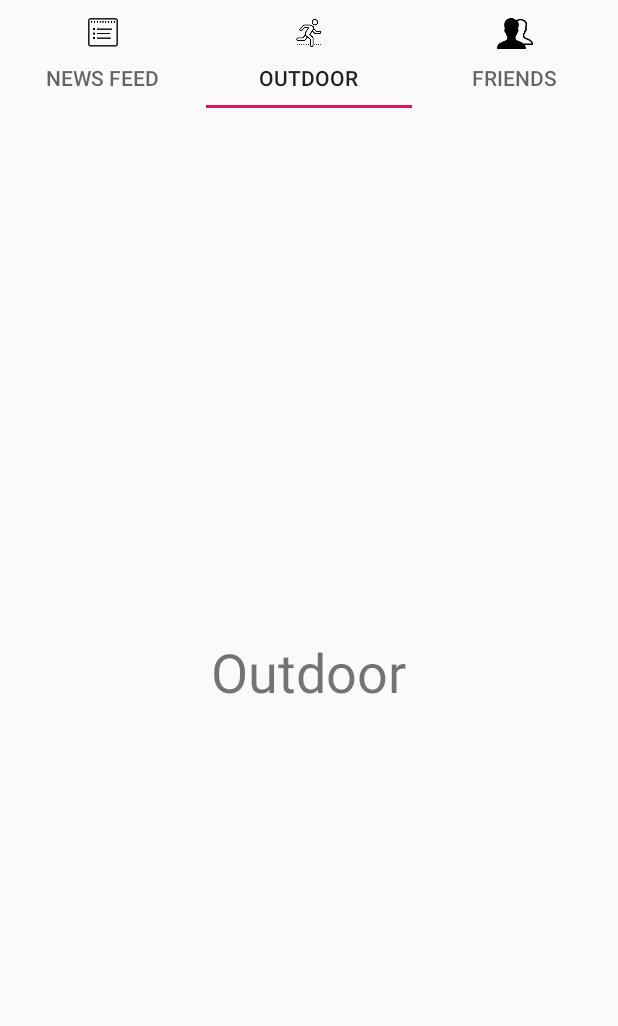
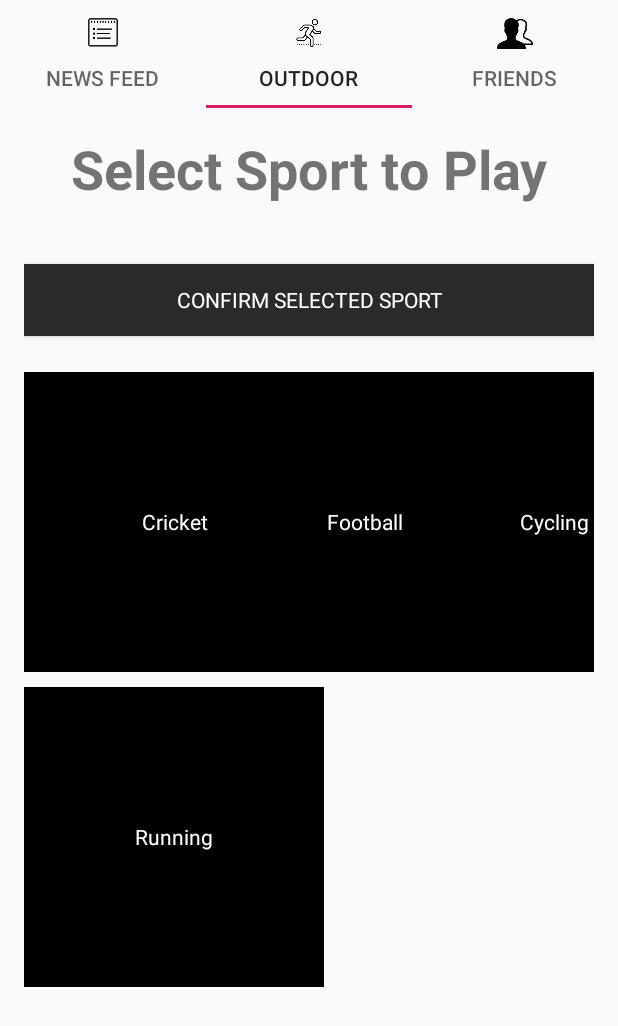
Before and after one commit to vaibhavr4/Out_fit_Android_App, an Android app: the MaterialTabActivity screen opened directly, with no data from a screen before it, tab 2 chosen, on a phone screen of 412 x 824 dp. Shown: the top 1026 px of the screen. Run offline under Robolectric (Android 15) with nearby library versions, the phone set to English and light mode, and no system bars; Roboto replaces fonts that are not available here.

Commit message:
Merged outdoor with material tab

```diff
--- a/app/src/main/AndroidManifest.xml
+++ b/app/src/main/AndroidManifest.xml
@@ -9,7 +9,7 @@
         android:roundIcon="@mipmap/ic_launcher_round"
         android:supportsRtl="true"
         android:theme="@style/AppTheme">
-        <activity android:name=".OutDoorSportSelect" />
+        <activity android:name=".OutdoorMapActivity"></activity>
         <activity android:name=".MaterialTabActivity" />
         <activity android:name=".SportsGrid" />
         <activity android:name=".LogoSplash">
--- a/app/src/main/java/com/vaibhav/out_fit/Tab2Fragment.java
+++ b/app/src/main/java/com/vaibhav/out_fit/FriendsTabFragment.java
@@ -6,10 +6,10 @@ import android.view.LayoutInflater;
 import android.view.View;
 import android.view.ViewGroup;
 
-public class Tab2Fragment extends Fragment {
+public class FriendsTabFragment extends Fragment {
 
     @Override
     public View onCreateView(LayoutInflater inflater, ViewGroup container, Bundle savedInstanceState) {
-        return inflater.inflate(R.layout.activity_tab2_fragment, container, false);
+        return inflater.inflate(R.layout.fragment_friends_layout, container, false);
     }
 }
--- a/app/src/main/java/com/vaibhav/out_fit/LogoSplash.java
+++ b/app/src/main/java/com/vaibhav/out_fit/LogoSplash.java
@@ -7,7 +7,7 @@ import android.os.Bundle;
 
 public class LogoSplash extends AppCompatActivity {
 
-    private final int SPLASH_DISPLAY_LENGTH = 800;
+    private final int SPLASH_DISPLAY_LENGTH = 4000;
     Handler handler;
     @Override
     protected void onCreate(Bundle savedInstanceState) {
--- a/app/src/main/java/com/vaibhav/out_fit/MaterialTabActivity.java
+++ b/app/src/main/java/com/vaibhav/out_fit/MaterialTabActivity.java
@@ -4,7 +4,6 @@ import android.support.v7.app.AppCompatActivity;
 import android.os.Bundle;
 import android.support.design.widget.TabLayout;
 import android.support.v4.view.ViewPager;
-import android.support.v7.app.AppCompatActivity;
 
 public class MaterialTabActivity extends AppCompatActivity {
 
@@ -20,9 +19,9 @@ public class MaterialTabActivity extends AppCompatActivity {
         viewPager = (ViewPager) findViewById(R.id.viewPager);
         tabLayout = (TabLayout) findViewById(R.id.tabLayout);
         adapter = new MaterialTabAdapter(getSupportFragmentManager());
-        adapter.addFragment(new Tab1Fragment(), getResources().getString(R.string.tab1));
-        adapter.addFragment(new Tab2Fragment(), getResources().getString(R.string.tab2));
-        adapter.addFragment(new Tab3Fragment(), getResources().getString(R.string.tab3));
+        adapter.addFragment(new NewsFeedTabFragment(), getResources().getString(R.string.tab1));
+        adapter.addFragment(new OutdoorTabFragment(), getResources().getString(R.string.tab2));
+        adapter.addFragment(new FriendsTabFragment(), getResources().getString(R.string.tab3));
         viewPager.setAdapter(adapter);
         tabLayout.setupWithViewPager(viewPager);
         setIcons();
--- a/app/src/main/java/com/vaibhav/out_fit/Tab3Fragment.java
+++ b/app/src/main/java/com/vaibhav/out_fit/NewsFeedTabFragment.java
@@ -6,10 +6,10 @@ import android.view.LayoutInflater;
 import android.view.View;
 import android.view.ViewGroup;
 
-public class Tab3Fragment extends Fragment {
+public class NewsFeedTabFragment extends Fragment {
 
     @Override
     public View onCreateView(LayoutInflater inflater, ViewGroup container, Bundle savedInstanceState) {
-        return inflater.inflate(R.layout.activity_tab3_fragment, container, false);
+        return inflater.inflate(R.layout.fragment_newsfeed_layout, container, false);
     }
 }
--- a/app/src/main/java/com/vaibhav/out_fit/OutDoorSportSelect.java
+++ b/app/src/main/java/com/vaibhav/out_fit/OutdoorTabFragment.java
@@ -3,23 +3,20 @@ package com.vaibhav.out_fit;
 import android.content.Context;
 import android.content.Intent;
 import android.graphics.Color;
-import android.support.v7.app.AppCompatActivity;
 import android.os.Bundle;
-import android.util.Log;
+import android.support.v4.app.Fragment;
 import android.view.Gravity;
+import android.view.LayoutInflater;
 import android.view.View;
 import android.view.ViewGroup;
 import android.widget.AdapterView;
-import android.widget.ArrayAdapter;
 import android.widget.BaseAdapter;
 import android.widget.GridView;
 import android.widget.TextView;
-import android.widget.Toast;
 
 import java.util.ArrayList;
 
-public class OutDoorSportSelect extends AppCompatActivity {
-
+public class OutdoorTabFragment extends Fragment {
     private GridView gridView;
     private View btnGo;
     String[] itemsName;
@@ -28,15 +25,18 @@ public class OutDoorSportSelect extends AppCompatActivity {
     TextView GridViewItems,BackSelectedItem;
     int backposition = -1;
 
-    @Override
-    protected void onCreate(Bundle savedInstanceState) {
+public OutdoorTabFragment(){}
+    public void onViewCreated(View view, Bundle savedInstanceState) {
         super.onCreate(savedInstanceState);
-        setContentView(R.layout.activity_out_door_sport_select);
-        ArrayList<String> selectedSports = getIntent().getStringArrayListExtra("SELECTED_LETTER");
+        ArrayList<String> selectedSports = new ArrayList();
+        selectedSports.add("Cricket");
+        selectedSports.add("Football");
+        selectedSports.add("Cycling");
+        selectedSports.add("Running");
         itemsName = selectedSports.toArray(new String[0]);
-        gridView = (GridView) findViewById(R.id.outdoorSportsGrid);
-        btnGo = findViewById(R.id.outdoorSportsButton);
-        gridView.setAdapter(new TextAdapter(this));
+        gridView = (GridView) view.findViewById(R.id.outdoorSportsGrid);
+        btnGo = view.findViewById(R.id.outdoorSportsButton);
+        gridView.setAdapter(new TextAdapter(getActivity()));
         gridView.setOnItemClickListener(new AdapterView.OnItemClickListener() {
             @Override
             public void onItemClick(AdapterView<?> parent, View view,
@@ -62,15 +62,15 @@ public class OutDoorSportSelect extends AppCompatActivity {
         btnGo.setOnClickListener(new View.OnClickListener() {
             @Override
             public void onClick(View v) {
-                Intent intent = new Intent(OutDoorSportSelect.this, OutdoorMapFragment.class);
-                intent.putExtra("SELECTED_LETTER", selectedString);
+                Intent intent = new Intent(getActivity(), OutdoorMapActivity.class);
+                intent.putExtra("SPORT", selectedString);
                 startActivity(intent);
             }
         });
 
     }
 
-    private class TextAdapter extends BaseAdapter
+    public class TextAdapter extends BaseAdapter
     {
         Context context;
 
@@ -108,4 +108,10 @@ public class OutDoorSportSelect extends AppCompatActivity {
             return text;
         }
     }
+
+
+    @Override
+    public View onCreateView(LayoutInflater inflater, ViewGroup container, Bundle savedInstanceState) {
+        return inflater.inflate(R.layout.fragment_outdoor_layout, container, false);
+    }
 }
--- a/app/src/main/java/com/vaibhav/out_fit/SportsGrid.java
+++ b/app/src/main/java/com/vaibhav/out_fit/SportsGrid.java
@@ -49,9 +49,7 @@ public class SportsGrid extends AppCompatActivity {
             public void onClick(View v) {
                 Intent intent = new Intent(SportsGrid.this, MaterialTabActivity.class);
                 intent.putStringArrayListExtra("SELECTED_SPORTS", selectedStrings);
-//                 Intent intent_outdoor = new Intent(SportsGrid.this, OutDoorSportSelect.class);
-//                 intent_outdoor.putStringArrayListExtra("SELECTED_LETTER", selectedStrings);
-                startActivity(intent_outdoor);
+                startActivity(intent);
             }
         });
     }
--- a/app/src/main/java/com/vaibhav/out_fit/Tab1Fragment.java
+++ /dev/null
@@ -1,15 +0,0 @@
-package com.vaibhav.out_fit;
-
-import android.support.v7.app.AppCompatActivity;
-import android.os.Bundle;
-import android.support.v4.app.Fragment;
-import android.view.LayoutInflater;
-import android.view.View;
-import android.view.ViewGroup;
-
-public class Tab1Fragment extends Fragment {
-    @Override
-    public View onCreateView(LayoutInflater inflater, ViewGroup container, Bundle savedInstanceState) {
-        return inflater.inflate(R.layout.activity_tab1_fragment, container, false);
-    }
-}
--- a/app/src/main/res/layout/activity_logo_splash.xml
+++ b/app/src/main/res/layout/activity_logo_splash.xml
@@ -9,7 +9,7 @@
     tools:context=".LogoSplash">
 
     <pl.droidsonroids.gif.GifImageView
-        android:layout_width="wrap_content"
-        android:layout_height="wrap_content"
-        android:src="@drawable/logo2" />
+        android:layout_width="144dp"
+        android:layout_height="129dp"
+        android:src="@drawable/giphy" />
 </LinearLayout>
--- a/app/src/main/res/layout/activity_tab2_fragment.xml
+++ /dev/null
@@ -1,12 +0,0 @@
-<?xml version="1.0" encoding="utf-8"?>
-<RelativeLayout xmlns:android="http://schemas.android.com/apk/res/android"
-    android:layout_width="match_parent"
-    android:layout_height="match_parent">
-    <TextView
-        android:layout_width="wrap_content"
-        android:layout_height="wrap_content"
-        android:layout_centerInParent="true"
-        android:text="Outdoor"
-        android:textSize="36sp" />
-
-</RelativeLayout>
```
Also changed, not shown: app/src/main/java/com/vaibhav/out_fit/OutdoorMapActivity.java (added, +13 -0 lines), app/src/main/java/com/vaibhav/out_fit/OutdoorMapFragment.java (deleted, +0 -108 lines), app/src/main/res/layout/activity_outdoor_map.xml (added, +9 -0 lines), app/src/main/res/layout/fragment_outdoor_map.xml (deleted, +0 -14 lines), app/src/main/res/drawable/giphy.gif (added), app/src/main/res/layout/fragment_friends_layout.xml (renamed from app/src/main/res/layout/activity_tab3_fragment.xml), app/src/main/res/layout/fragment_newsfeed_layout.xml (renamed from app/src/main/res/layout/activity_tab1_fragment.xml), app/src/main/res/layout/fragment_outdoor_layout.xml (renamed from app/src/main/res/layout/activity_out_door_sport_select.xml).
